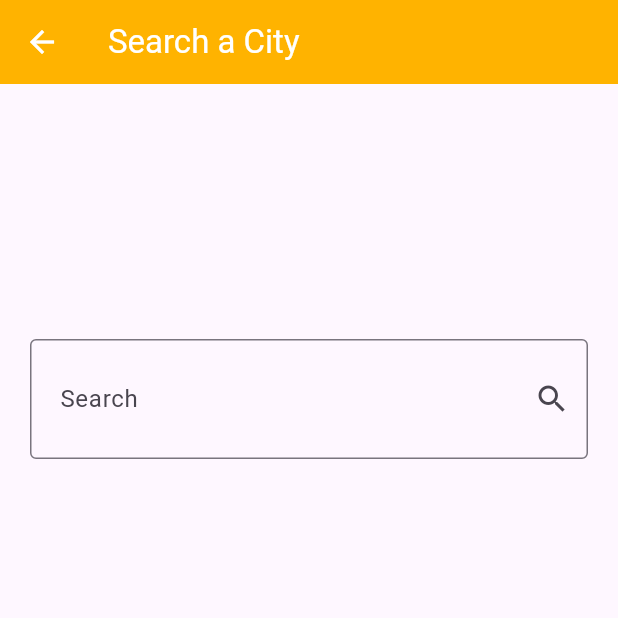
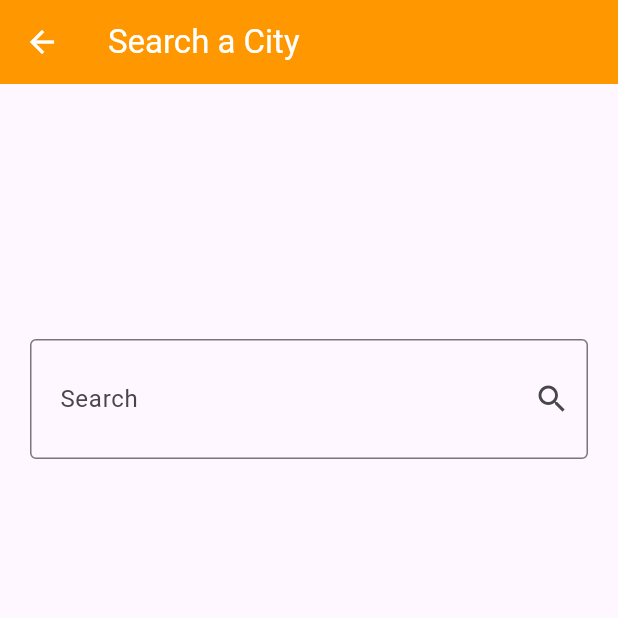
Before and after one commit to AbdulRhman10-hub/Weather-App, a Flutter app: the screen it shows after launch, after a tap on the "search" icon, on a phone screen of 412 x 824 dp, the top half of it. Run offline on Flutter 3.47's test engine with Material 3 defaults, Android fonts, the phone set to English and light mode, and no system bars; our stand-ins replace dio, flutter_bloc.

Commit message:
Finsh the App

```diff
--- a/lib/Cubits/get_current_weather/get_weather_cubits.dart
+++ b/lib/Cubits/get_current_weather/get_weather_cubits.dart
@@ -1,12 +1,13 @@
 import 'package:dio/dio.dart';
+import 'package:flutter/material.dart';
 import 'package:flutter_bloc/flutter_bloc.dart';
 import 'package:weather_app/Cubits/get_current_weather/get_weather_states.dart';
 import 'package:weather_app/Models/weathe_model.dart';
 import 'package:weather_app/Services/weather_service.dart';
 
-class GetWeatherCubits extends Cubit<WeatherStates> {
-  GetWeatherCubits() : super(WeatherInitialState());
-  late WeatherModel weatherModel;
+class GetWeatherCubit extends Cubit<WeatherStates> {
+  GetWeatherCubit() : super(WeatherInitialState());
+   WeatherModel? weatherModel;
 
   // We know that cubit do two something first is managing the states and done the hold the logic and this is the method logic
   getWeather({required String cityName}) async {
@@ -15,7 +16,7 @@ class GetWeatherCubits extends Cubit<WeatherStates> {
           await WeatherServices(Dio()).getCurrentWeather(cityName: cityName);
 
       emit(
-          WeatherLoadedState()); // send to the suitable state (request successful)
+          WeatherLoadedState(weatherModel: weatherModel!)); // send to the suitable state (request successful)
     } catch (e) {
       emit(
           WeatherFailureState()); // send to the suitable state (request failure)
--- a/lib/Cubits/get_current_weather/get_weather_states.dart
+++ b/lib/Cubits/get_current_weather/get_weather_states.dart
@@ -1,8 +1,16 @@
 // Class for each state in UI (state => change in UI)
+import 'package:weather_app/Models/weathe_model.dart';
+
 class WeatherStates {} // public class to pass it to cubit to can use other classes from it
 
 class WeatherInitialState extends WeatherStates {}
 
-class WeatherLoadedState extends WeatherStates {}
+class WeatherLoadedState extends WeatherStates {
+   final WeatherModel weatherModel;
+
+  WeatherLoadedState({required this.weatherModel});
+}
 
 class WeatherFailureState extends WeatherStates {}
+
+class ThemeColorState extends WeatherStates {}
--- a/lib/Views/Screens/city_search_screen.dart
+++ b/lib/Views/Screens/city_search_screen.dart
@@ -1,5 +1,4 @@
 import 'dart:developer';
-
 import 'package:dio/dio.dart';
 import 'package:flutter/material.dart';
 import 'package:flutter_bloc/flutter_bloc.dart';
@@ -14,7 +13,7 @@ class CitySearchScreen extends StatelessWidget {
   Widget build(BuildContext context) {
     return Scaffold(
       appBar: AppBar(
-        backgroundColor: Colors.amber.shade600,
+        backgroundColor: Colors.orange,
         title: Text(
           "Search a City ",
           style: TextStyle(color: Colors.white),
@@ -35,7 +34,7 @@ class CitySearchScreen extends StatelessWidget {
           padding: const EdgeInsets.only(top: 150),
           child: TextField(
             onSubmitted: (value) {
-              BlocProvider.of<GetWeatherCubits>(context)
+              BlocProvider.of<GetWeatherCubit>(context)
                   .getWeather(cityName: value);
               Navigator.pop(context);
               //                    // Before using cubit (using global variable (weatheModel) and this is bad)
--- /dev/null
+++ b/lib/Views/Screens/home_view_screen.dart
@@ -0,0 +1,59 @@
+import 'package:flutter/material.dart';
+import 'package:flutter_bloc/flutter_bloc.dart';
+import 'package:weather_app/Cubits/get_current_weather/get_weather_cubits.dart';
+import 'package:weather_app/Cubits/get_current_weather/get_weather_states.dart';
+import 'package:weather_app/Views/Screens/city_search_screen.dart';
+import 'package:weather_app/Views/Screens/no_weathe_screen.dart';
+import 'package:weather_app/Views/Screens/weather_screen.dart';
+import 'package:weather_app/main.dart';
+
+class HomeViewScreen extends StatelessWidget {
+  const HomeViewScreen({super.key});
+
+  @override
+  Widget build(BuildContext context) {
+    return Scaffold(
+      appBar: AppBar(
+        backgroundColor: getWeatherColor(
+          BlocProvider.of<GetWeatherCubit>(context).weatherModel?.state,
+        ),
+        title: Text(
+          'Weather App',
+          style: TextStyle(color: Colors.white),
+        ),
+        actions: [
+          IconButton(
+              onPressed: () {
+                Navigator.push(
+                  context,
+                  MaterialPageRoute(
+                    builder: (context) => CitySearchScreen(),
+                  ),
+                );
+              },
+              icon: Icon(
+                Icons.search,
+                color: Colors.white,
+              )),
+          SizedBox(
+            width: 5,
+          ),
+        ],
+      ),
+      body: BlocBuilder<GetWeatherCubit, WeatherStates>(
+        builder: (context, state) {
+          if (state is WeatherInitialState) {
+            return const NoWeatherScreen();
+          } else if (state is WeatherLoadedState) {
+            return WeatherScreen(
+              weather: state.weatherModel,
+            );
+          } else {
+            return const Center(child: Text("Oops,there are an error"));
+          }
+        },
+      ),
+      // body: weatherModel == null ? NoWeatherScreen() : WeatherScreen(), // while using weatherModels as global variable
+    );
+  }
+}
--- a/lib/Views/Screens/no_weathe_screen.dart
+++ b/lib/Views/Screens/no_weathe_screen.dart
@@ -1,28 +1,24 @@
 import 'package:flutter/material.dart';
-import 'package:weather_app/Views/Widgets/custom_app_bar.dart';
 
 class NoWeatherScreen extends StatelessWidget {
   const NoWeatherScreen({super.key});
 
   @override
   Widget build(BuildContext context) {
-    return Scaffold(
-      body: Column(
-        children: [
-          CustomAppBar(icon: Icons.search,),
-          Expanded(
+    return Padding(
+      padding: const EdgeInsets.all(20.0),
       child: Center(
         child: Column(
           mainAxisAlignment: MainAxisAlignment.center,
           children: [
             Text(
-                    'there is no weather 😔 start',
+              'there is no weather 😔',
               style: TextStyle(
                 fontSize: 25,
               ),
             ),
             Text(
-                    'searching now 🔍',
+              'start searching now 🔍',
               style: TextStyle(
                 fontSize: 25,
               ),
@@ -30,9 +26,6 @@ class NoWeatherScreen extends StatelessWidget {
           ],
         ),
       ),
-          ),
-        ],
-      ),
     );
   }
 }
--- a/lib/Views/Screens/weather_screen.dart
+++ b/lib/Views/Screens/weather_screen.dart
@@ -1,51 +1,80 @@
 import 'package:flutter/material.dart';
 import 'package:flutter_bloc/flutter_bloc.dart';
 import 'package:weather_app/Cubits/get_current_weather/get_weather_cubits.dart';
-import 'package:weather_app/Views/Widgets/custom_app_bar.dart';
+import 'package:weather_app/Models/weathe_model.dart';
+import 'package:weather_app/main.dart';
 
 class WeatherScreen extends StatelessWidget {
-  const WeatherScreen({super.key});
+  const WeatherScreen({super.key, required this.weather});
+  final WeatherModel weather;
 
   @override
   Widget build(BuildContext context) {
-  var weatherModel = BlocProvider.of<GetWeatherCubits>(context).weatherModel;
-    return Scaffold(
-      body: Column(
-        children: [
-          CustomAppBar(),
-          Expanded(
-            child: Center(
+    WeatherModel weatherModel =
+        BlocProvider.of<GetWeatherCubit>(context).weatherModel!;
+    return Container(
+      decoration: BoxDecoration(
+        gradient: LinearGradient(
+            begin: Alignment.topCenter,
+            end: Alignment.bottomCenter,
+            colors: [
+              getWeatherColor(weatherModel.state),
+              getWeatherColor(weatherModel.state)[300]!,
+              getWeatherColor(weatherModel.state)[50]!,
+            ]),
+      ),
       child: Padding(
         padding: const EdgeInsets.all(20.0),
         child: Column(
           mainAxisAlignment: MainAxisAlignment.center,
           children: [
-                    Text(weatherModel.city,style: TextStyle(fontSize: 20,fontWeight: FontWeight.bold),),
-                    Text("updated at: ${weatherModel.date.hour}:${weatherModel.date.minute}",style: TextStyle(fontSize: 14),),
-                    SizedBox(height: 30,),
+            Text(
+              weatherModel.city,
+              style: TextStyle(fontSize: 20, fontWeight: FontWeight.bold),
+            ),
+            Text(
+              "updated at: ${weatherModel.date.hour}:${weatherModel.date.minute}",
+              style: TextStyle(fontSize: 14),
+            ),
+            SizedBox(
+              height: 30,
+            ),
             Row(
               children: [
-                        Image.network("https:${weatherModel.image}",height: 50,width: 50,),  // looking at the error we found that the error because the url have not (https:)
+                Image.network(
+                  "https:${weatherModel.image}",
+                  height: 50,
+                  width: 50,
+                ), // looking at the error we found that the error because the url have not (https:)
                 Spacer(),
-                        Text("${weatherModel.temp}",style: TextStyle(fontSize: 20,fontWeight: FontWeight.bold),),
+                Text(
+                  "${weatherModel.temp}",
+                  style: TextStyle(fontSize: 20, fontWeight: FontWeight.bold),
+                ),
                 Spacer(),
                 Column(
                   children: [
-                    Text("Maxtemp: ${weatherModel.maxTemp.round()}",style: TextStyle(fontSize: 10),), // round for the earlest number ex: 12.2 => 12 and 12.8 => 13
-                    Text("Mintemp: ${weatherModel.minTemp.round()}",style: TextStyle(fontSize: 10),),
+                    Text(
+                      "Maxtemp: ${weatherModel.maxTemp.round()}",
+                      style: TextStyle(fontSize: 10),
+                    ), // round for the earlest number ex: 12.2 => 12 and 12.8 => 13
+                    Text(
+                      "Mintemp: ${weatherModel.minTemp.round()}",
+                      style: TextStyle(fontSize: 10),
+                    ),
                   ],
                 ),
               ],
             ),
-                    SizedBox(height: 30,),
-                    Text(weatherModel.state,style: TextStyle(fontSize: 20,fontWeight: FontWeight.bold),),
-
+            SizedBox(
+              height: 30,
+            ),
+            Text(
+              weatherModel.state,
+              style: TextStyle(fontSize: 20, fontWeight: FontWeight.bold),
+            ),
           ],
         ),
-              ),
-            ),
-          ),
-        ],
       ),
     );
   }
--- a/lib/Views/Widgets/custom_app_bar.dart
+++ /dev/null
@@ -1,34 +0,0 @@
-import 'package:flutter/material.dart';
-import 'package:weather_app/Views/Screens/city_search_screen.dart';
-
-class CustomAppBar extends StatelessWidget {
-  final IconData? icon;
-  const CustomAppBar({
-    super.key, this.icon,
-  });
-
-  @override
-  Widget build(BuildContext context) {
-    return AppBar(
-      backgroundColor: Colors.blue,
-      title: Text(
-        'Weather',
-        style: TextStyle(color: Colors.white),
-      ),
-      actions: [
-        GestureDetector(
-            onTap: () {
-              Navigator.push(context,
-                  MaterialPageRoute(builder: (context) => CitySearchScreen()));
-            },
-            child: Icon(
-              icon,
-              color: Colors.white,
-            )),
-        SizedBox(
-          width: 5,
-        ),
-      ],
-    );
-  }
-}
--- a/lib/main.dart
+++ b/lib/main.dart
@@ -2,6 +2,7 @@ import 'package:flutter/material.dart';
 import 'package:flutter_bloc/flutter_bloc.dart';
 import 'package:weather_app/Cubits/get_current_weather/get_weather_cubits.dart';
 import 'package:weather_app/Cubits/get_current_weather/get_weather_states.dart';
+import 'package:weather_app/Views/Screens/home_view_screen.dart';
 import 'package:weather_app/Views/Screens/no_weathe_screen.dart';
 import 'package:weather_app/Views/Screens/weather_screen.dart';
 import 'package:weather_app/Views/Screens/city_search_screen.dart';
@@ -16,22 +17,70 @@ class MyApp extends StatelessWidget {
   @override
   Widget build(BuildContext context) {
     return BlocProvider(
-      create: (context) => GetWeatherCubits(),
-      child: MaterialApp(
-        debugShowCheckedModeBanner: false,
-        home: BlocBuilder<GetWeatherCubits, WeatherStates>(
-            builder: (context, state) {
-          if (state is WeatherInitialState) {
-            return NoWeatherScreen();
-          } else if (state is WeatherLoadedState) {
-            return WeatherScreen();
-          } else {
-            return Text("Ops,there are an error");
-          }
-        },
+      create: (context) => GetWeatherCubit(),
+      child: Builder(
+        builder: (context) => BlocBuilder<GetWeatherCubit, WeatherStates>(
+          builder: (context, state) {
+            return MaterialApp(
+              debugShowCheckedModeBanner: false,
+              theme: ThemeData(
+                primarySwatch: getWeatherColor(
+                  BlocProvider.of<GetWeatherCubit>(context).weatherModel?.state,
+                ),
+              ),
+              home: HomeViewScreen(),
+              );
+          },
         ),
-        // home: weatherModel == null ? NoWeatherScreen() : WeatherScreen(), // while using weatherModels as global variable
       ),
     );
   }
 }
+
+MaterialColor getWeatherColor(String? day) {
+  if (day == null) {
+    return Colors.blue;
+  }
+  switch (day.toLowerCase()) {
+    case 'sunny':
+    case 'clear':
+      return Colors.orange; // sunny => warm color
+    case 'partly cloudy':
+    case 'cloudy':
+    case 'overcast':
+      return Colors.blueGrey; // cloudy => neutral
+    case 'mist':
+    case 'fog':
+    case 'freezing fog':
+      return Colors.grey; // fog/mist => grey
+    case 'patchy rain possible':
+    case 'light rain':
+    case 'moderate rain at times':
+    case 'moderate rain':
+    case 'heavy rain at times':
+    case 'heavy rain':
+    case 'moderate or heavy rain with thunder':
+      return Colors.blue; // rainy => blue
+    case 'patchy snow possible':
+    case 'light snow':
+    case 'moderate snow':
+    case 'heavy snow':
+    case 'patchy light snow with thunder':
+    case 'moderate or heavy snow with thunder':
+      return Colors.lightBlue; // snowy => light blue
+    case 'patchy sleet possible':
+    case 'light sleet':
+    case 'moderate or heavy sleet':
+      return Colors.indigo; // sleet => indigo
+    case 'patchy freezing drizzle possible':
+    case 'freezing drizzle':
+    case 'heavy freezing drizzle':
+    case 'light freezing rain':
+    case 'moderate or heavy freezing rain':
+      return Colors.cyan; // freezing rain/drizzle
+    case 'thundery outbreaks possible':
+      return Colors.deepPurple; // thunder => deep purple
+    default:
+      return Colors.teal; // fallback
+  }
+}
```
Lines whose indentation alone changed are shown as unchanged.
